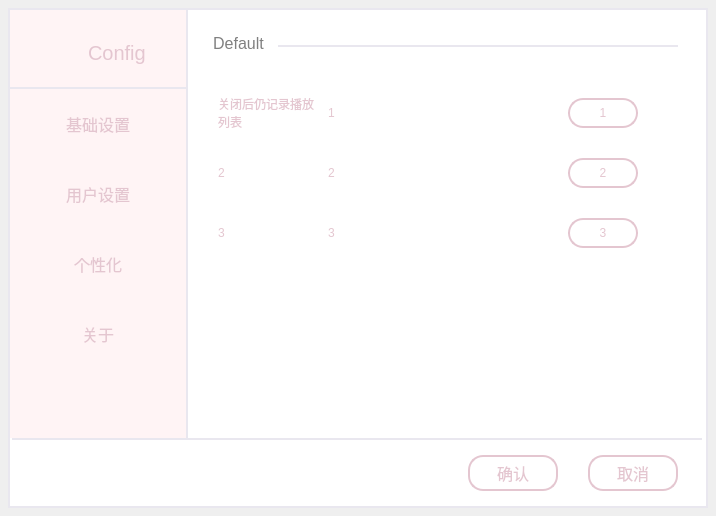
Before: the Qt Designer form ui/config.ui in MyEternalMoon/PyQt_mp3Player, drawn with Qt 5.
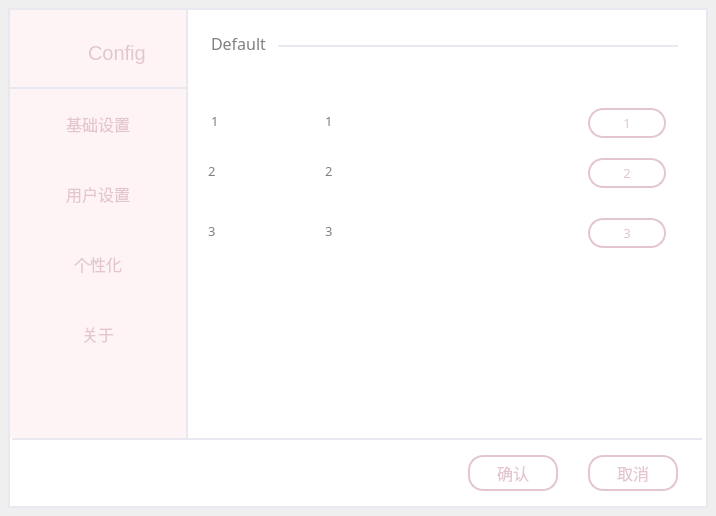
After: the same form once the commit is applied. Icons and pictures are not drawn.

Commit message: 8/12 5.修改了一些界面，重点是config

Patch:
```diff
--- a/ui/config.ui
+++ b/ui/config.ui
@@ -250,7 +250,7 @@
     </property>
     <property name="font">
      <font>
-      <family>Arial</family>
+      <family>微软雅黑 Light</family>
       <pointsize>12</pointsize>
       <kerning>false</kerning>
      </font>
@@ -309,17 +309,17 @@
       </rect>
      </property>
      <property name="styleSheet">
-      <string notr="true">color:#e4c6d0;
+      <string notr="true">color:grey;
 font-size:13px</string>
      </property>
     </widget>
     <widget class="QGroupBox" name="groupBox">
      <property name="geometry">
       <rect>
-       <x>10</x>
+       <x>0</x>
        <y>20</y>
-       <width>100</width>
-       <height>150</height>
+       <width>115</width>
+       <height>190</height>
       </rect>
      </property>
      <property name="title">
@@ -336,28 +336,46 @@
        <rect>
         <x>0</x>
         <y>0</y>
-        <width>100</width>
-        <height>30</height>
+        <width>115</width>
+        <height>45</height>
        </rect>
       </property>
+      <property name="font">
+       <font>
+        <family>微软雅黑</family>
+        <pointsize>10</pointsize>
+       </font>
+      </property>
+      <property name="styleSheet">
+       <string notr="true">color:grey</string>
+      </property>
       <property name="text">
-       <string>关闭后仍记录播放列表</string>
+       <string>1</string>
       </property>
       <property name="wordWrap">
        <bool>true</bool>
       </property>
+      <property name="indent">
+       <number>3</number>
+      </property>
      </widget>
      <widget class="QLabel" name="config2_2">
       <property name="geometry">
        <rect>
         <x>0</x>
-        <y>60</y>
-        <width>100</width>
-        <height>30</height>
+        <y>50</y>
+        <width>115</width>
+        <height>45</height>
        </rect>
       </property>
+      <property name="font">
+       <font>
+        <family>微软雅黑</family>
+        <pointsize>10</pointsize>
+       </font>
+      </property>
       <property name="styleSheet">
-       <string notr="true">margin:0;padding:0</string>
+       <string notr="true">color:grey;</string>
       </property>
       <property name="text">
        <string>2</string>
@@ -370,11 +388,20 @@
       <property name="geometry">
        <rect>
         <x>0</x>
-        <y>120</y>
-        <width>100</width>
-        <height>30</height>
+        <y>110</y>
+        <width>115</width>
+        <height>45</height>
        </rect>
       </property>
+      <property name="font">
+       <font>
+        <family>微软雅黑</family>
+        <pointsize>10</pointsize>
+       </font>
+      </property>
+      <property name="styleSheet">
+       <string notr="true">color:grey</string>
+      </property>
       <property name="text">
        <string>3</string>
       </property>
@@ -386,10 +413,10 @@
     <widget class="QGroupBox" name="groupBox_2">
      <property name="geometry">
       <rect>
-       <x>120</x>
+       <x>117</x>
        <y>20</y>
-       <width>220</width>
-       <height>150</height>
+       <width>245</width>
+       <height>190</height>
       </rect>
      </property>
      <property name="title">
@@ -400,48 +427,84 @@
        <rect>
         <x>0</x>
         <y>0</y>
-        <width>220</width>
-        <height>30</height>
+        <width>245</width>
+        <height>45</height>
        </rect>
       </property>
+      <property name="font">
+       <font>
+        <family>微软雅黑</family>
+        <pointsize>10</pointsize>
+       </font>
+      </property>
+      <property name="styleSheet">
+       <string notr="true">color:grey</string>
+      </property>
       <property name="text">
        <string>1</string>
       </property>
+      <property name="wordWrap">
+       <bool>true</bool>
+      </property>
      </widget>
      <widget class="QLabel" name="option2">
       <property name="geometry">
        <rect>
         <x>0</x>
-        <y>60</y>
-        <width>220</width>
-        <height>30</height>
+        <y>50</y>
+        <width>245</width>
+        <height>45</height>
        </rect>
       </property>
+      <property name="font">
+       <font>
+        <family>微软雅黑</family>
+        <pointsize>10</pointsize>
+       </font>
+      </property>
+      <property name="styleSheet">
+       <string notr="true">color:grey</string>
+      </property>
       <property name="text">
        <string>2</string>
       </property>
+      <property name="wordWrap">
+       <bool>true</bool>
+      </property>
      </widget>
      <widget class="QLabel" name="option1_3">
       <property name="geometry">
        <rect>
         <x>0</x>
-        <y>120</y>
-        <width>220</width>
-        <height>30</height>
+        <y>110</y>
+        <width>245</width>
+        <height>45</height>
        </rect>
       </property>
+      <property name="font">
+       <font>
+        <family>微软雅黑</family>
+        <pointsize>10</pointsize>
+       </font>
+      </property>
+      <property name="styleSheet">
+       <string notr="true">color:grey</string>
+      </property>
       <property name="text">
        <string>3</string>
       </property>
+      <property name="wordWrap">
+       <bool>true</bool>
+      </property>
      </widget>
     </widget>
     <widget class="QGroupBox" name="groupBox_3">
      <property name="geometry">
       <rect>
-       <x>350</x>
+       <x>380</x>
        <y>20</y>
-       <width>120</width>
-       <height>161</height>
+       <width>78</width>
+       <height>190</height>
       </rect>
      </property>
      <property name="title">
@@ -450,12 +513,18 @@
      <widget class="QPushButton" name="pushButton_3">
       <property name="geometry">
        <rect>
-        <x>10</x>
+        <x>0</x>
         <y>120</y>
-        <width>70</width>
+        <width>78</width>
         <height>30</height>
        </rect>
       </property>
+      <property name="font">
+       <font>
+        <family>微软雅黑</family>
+        <pointsize>10</pointsize>
+       </font>
+      </property>
       <property name="styleSheet">
        <string notr="true">QPushButton{border-radius:15px;
 border-width:2px;
@@ -474,12 +543,18 @@
      <widget class="QPushButton" name="pushButton_2">
       <property name="geometry">
        <rect>
-        <x>10</x>
+        <x>0</x>
         <y>60</y>
-        <width>70</width>
+        <width>78</width>
         <height>30</height>
        </rect>
       </property>
+      <property name="font">
+       <font>
+        <family>微软雅黑</family>
+        <pointsize>10</pointsize>
+       </font>
+      </property>
       <property name="styleSheet">
        <string notr="true">QPushButton{border-radius:15px;
 border-width:2px;
@@ -498,12 +573,18 @@
      <widget class="QPushButton" name="pushButton">
       <property name="geometry">
        <rect>
-        <x>10</x>
-        <y>0</y>
-        <width>70</width>
+        <x>0</x>
+        <y>10</y>
+        <width>78</width>
         <height>30</height>
        </rect>
       </property>
+      <property name="font">
+       <font>
+        <family>微软雅黑</family>
+        <pointsize>10</pointsize>
+       </font>
+      </property>
       <property name="styleSheet">
        <string notr="true">QPushButton{border-radius:15px;
 border-width:2px;
```
Left out of the diff: 17 changed lines with no effect on the pictures. The commit also changes 5 other files.
